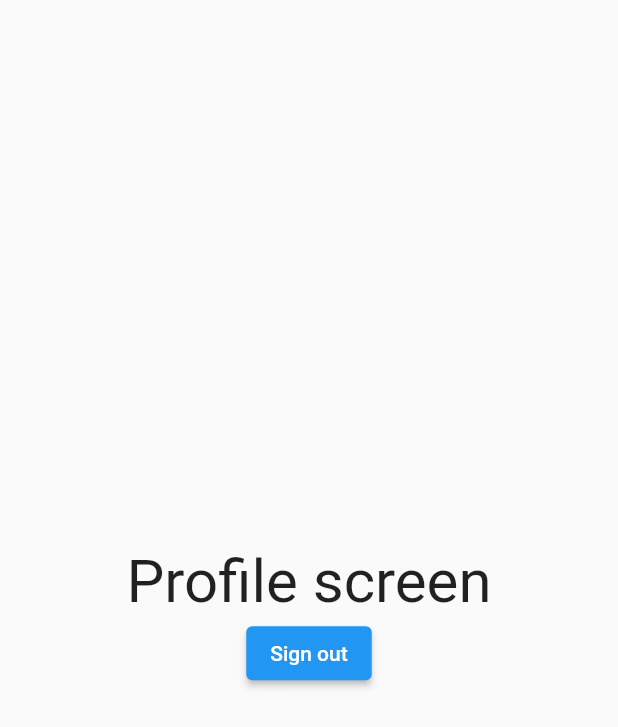
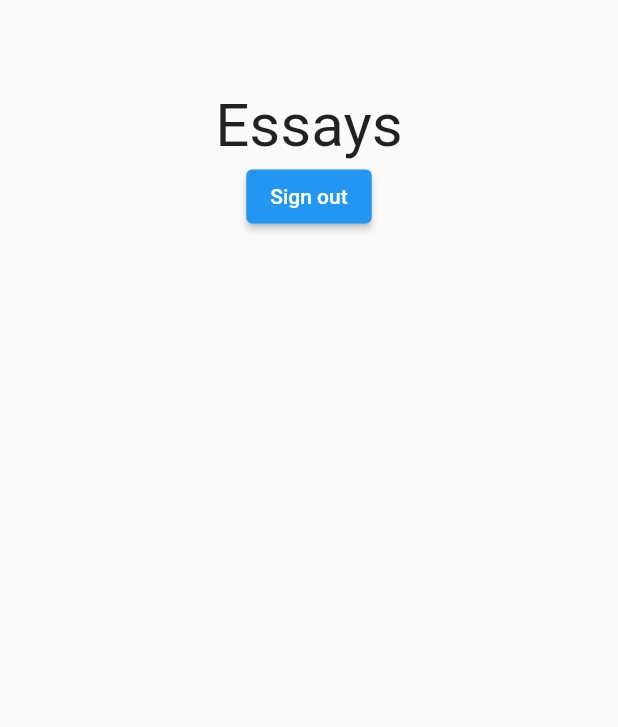
Before and after one commit to andreibasto/Essay-App, a Flutter app: the screen it shows once a user with an empty profile is signed in, on a phone screen of 412 x 824 dp. Shown: the top 727 px of the screen. Run offline on Flutter 3.47's test engine with Material 2 defaults, Android fonts, the phone set to English and light mode, and no system bars; our stand-ins replace email_validator, firebase_auth, firebase_core; accounts and stored records are empty; network calls fail.

Commit message:
changed stuff

```diff
--- a/lib/Signup_widget.dart
+++ b/lib/Signup_widget.dart
@@ -96,6 +96,9 @@ class _SignupWidgetState extends State<SignupWidget> {
                 TextSpan(
                   recognizer: TapGestureRecognizer()
                       ..onTap = widget.onClickedSignIn,
+                  style: TextStyle(
+                    color: Colors.blue,
+                  ),
                   text: " Log In"
                 ),
               ],
--- a/lib/profile_screen.dart
+++ b/lib/essay_menu.dart
@@ -14,9 +14,9 @@ class _ProfileScreenState extends State<ProfileScreen> {
     return Scaffold(
       body: Center(
         child: Column(
-          mainAxisAlignment: MainAxisAlignment.center,
           children: [
-            const Text('Profile screen',
+            SizedBox(height: 60,),
+            const Text('Essays',
               style: TextStyle(
               fontSize: 40,
               ),
--- a/lib/lib/main.dart
+++ b/lib/lib/main.dart
@@ -1,5 +1,5 @@
 import 'package:essay_app_login/login_widget.dart';
-import 'package:essay_app_login/profile_screen.dart';
+import 'package:essay_app_login/essay_menu.dart';
 import 'package:firebase_auth/firebase_auth.dart';
 import 'package:firebase_core/firebase_core.dart';
 import 'package:flutter/material.dart';
--- a/lib/main.dart
+++ b/lib/main.dart
@@ -1,6 +1,6 @@
 import 'package:essay_app_login/Utils.dart';
 import 'package:essay_app_login/Auth_page.dart';
-import 'package:essay_app_login/profile_screen.dart';
+import 'package:essay_app_login/essay_menu.dart';
 import 'package:firebase_auth/firebase_auth.dart';
 import 'package:firebase_core/firebase_core.dart';
 import 'package:flutter/material.dart';
```
Also changed, not shown: lib/login_widget.dart (+5 -2 lines).
